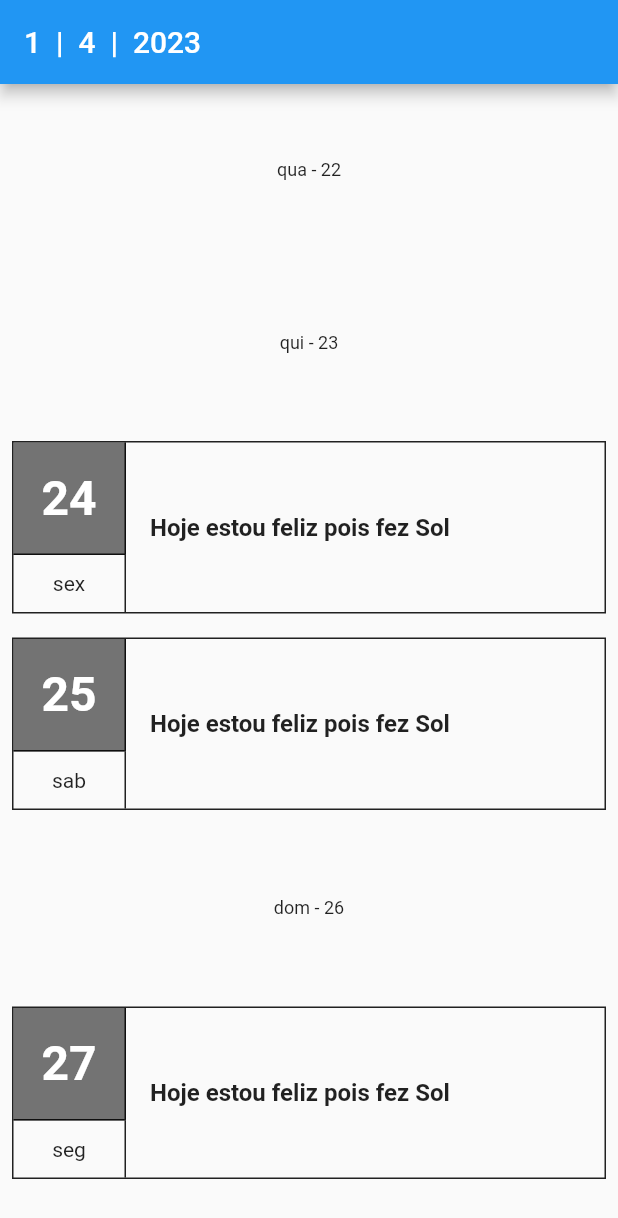
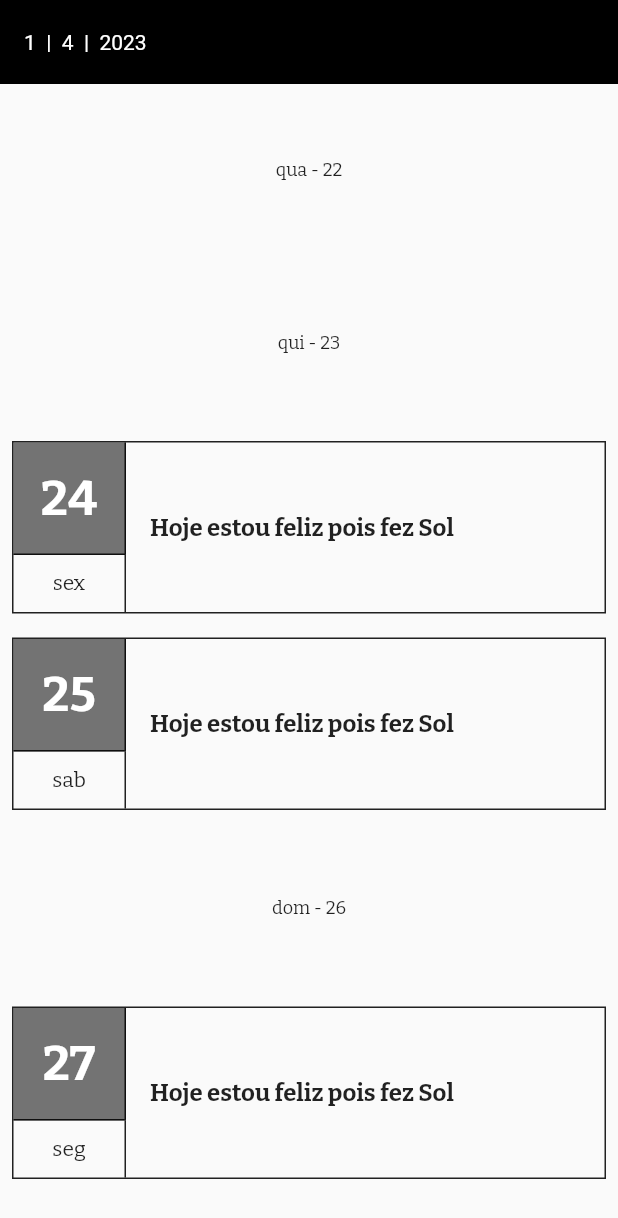
Before and after one commit to julianoBeerg/WebAPI---Flutter, a Flutter app: the screen it shows after launch, on a phone screen of 412 x 824 dp. Shown: the top 1218 px of the screen. Run offline on Flutter 3.47's test engine with Material 2 defaults, Android fonts, the phone set to English and light mode, and no system bars; our stand-ins replace google_fonts.

Commit message:
feat: google_fonts in project

```diff
--- a/lib/main.dart
+++ b/lib/main.dart
@@ -1,4 +1,5 @@
 import 'package:flutter/material.dart';
+import 'package:google_fonts/google_fonts.dart';
 import 'screens/home_screen/home_screen.dart';
 
 void main() {
@@ -7,12 +8,21 @@ void main() {
 
 class MyApp extends StatelessWidget {
   const MyApp({Key? key}) : super(key: key);
+
   @override
   Widget build(BuildContext context) {
     return MaterialApp(
       title: 'Simple Journal',
       debugShowCheckedModeBanner: false,
-      theme: ThemeData(),
+      theme: ThemeData(
+        primarySwatch: Colors.grey,
+        appBarTheme: const AppBarTheme(
+          elevation: 0,
+          backgroundColor: Colors.black,
+          titleTextStyle: TextStyle(color: Colors.white),
+        ),
+          textTheme: GoogleFonts.bitterTextTheme()
+      ),
       darkTheme: ThemeData.dark(),
       themeMode: ThemeMode.light,
       initialRoute: "home",
--- a/pubspec.yaml
+++ b/pubspec.yaml
@@ -14,6 +14,7 @@ dependencies:
 
   cupertino_icons: ^1.0.2
   uuid: ^3.0.6
+  google_fonts: ^4.0.3
 
 dev_dependencies:
   flutter_test:
```
Also changed, not shown: pubspec.lock, 2 other files.
